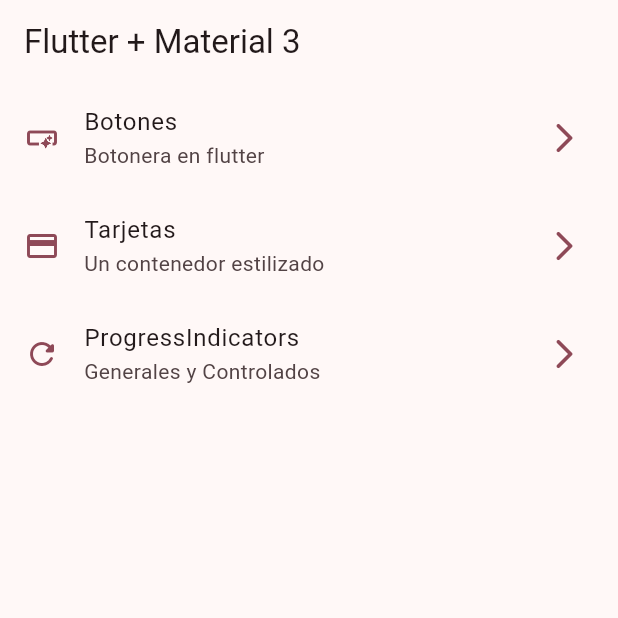
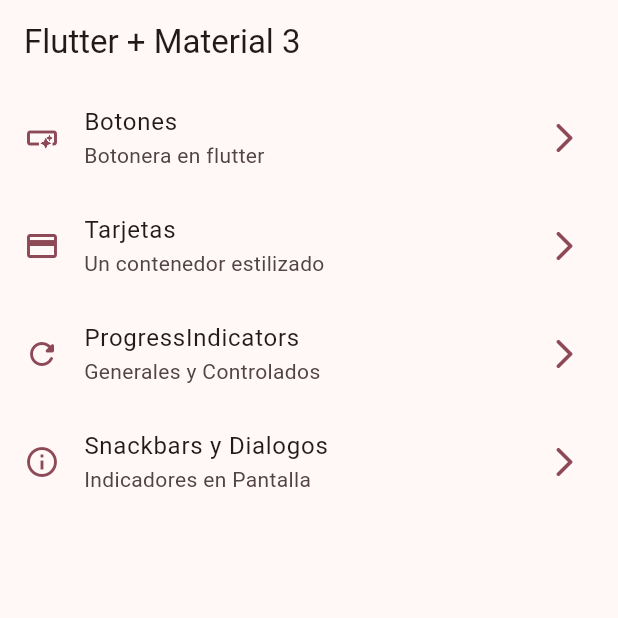
Before and after one commit to JordyV23/widgets-app, a Flutter app: the screen it shows after launch, on a phone screen of 412 x 824 dp, the top half of it. Run offline on Flutter 3.47's test engine with Material 2 defaults, Android fonts, the phone set to English and light mode, and no system bars; our stand-ins replace go_router.

Commit message:
Cambios realizados: -Modificacion de archivo de rutas para agregar ruta de 'Snackbars' -Implementacion de pantalla para snackbars -Uso de alert dialogs y snackbars

```diff
--- a/lib/config/menu/menu_items.dart
+++ b/lib/config/menu/menu_items.dart
@@ -38,6 +38,13 @@ const appMenuItems = <MenuItem>[
     icon: Icons.refresh_rounded
   ),
 
+  MenuItem(
+    title: 'Snackbars y Dialogos',
+    subTitle: 'Indicadores en Pantalla',
+    link: '/snackbars',
+    icon: Icons.info_outline
+  ),
+
 
 
 ];
--- a/lib/config/router/app_router.dart
+++ b/lib/config/router/app_router.dart
@@ -27,6 +27,12 @@ final appRputer = GoRouter(
       path: '/progress',
       name: ProgressScreen.name,
       builder: (contex,state) => const ProgressScreen()
+  ),
+
+  GoRoute(
+      path: '/snackbars',
+      name: SnackbarScreen.name,
+      builder: (contex,state) => const SnackbarScreen()
   )
 
 
--- a/lib/main.dart
+++ b/lib/main.dart
@@ -11,6 +11,7 @@ class MainApp extends StatelessWidget {
   @override
   Widget build(BuildContext context) {
     return MaterialApp.router(
+      title: 'Flutter Widgets App',
       routerConfig: appRputer,
       debugShowCheckedModeBanner: false,
       theme: AppTheme(selectedColor:3 ).getTheme(),
```
Also changed, not shown: lib/presentation/screens/snakbar/snakbar_screen.dart (+86 -1 lines).
